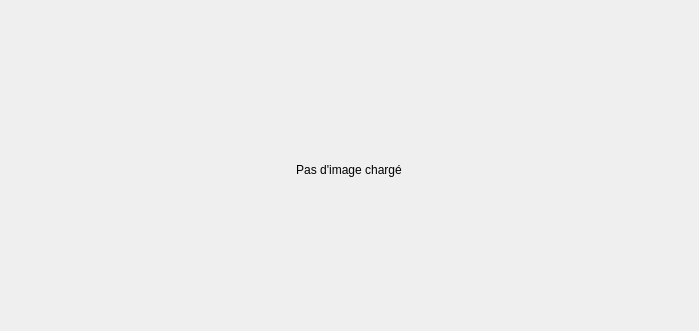
Old version of the form APPLICATIONQT/form.ui in the repository BUT-Informatique-Calais/star-reduction-groupe-15; both pictures show x 106 to 805 and y 0 to 331 of the 910 by 590 pixel window.
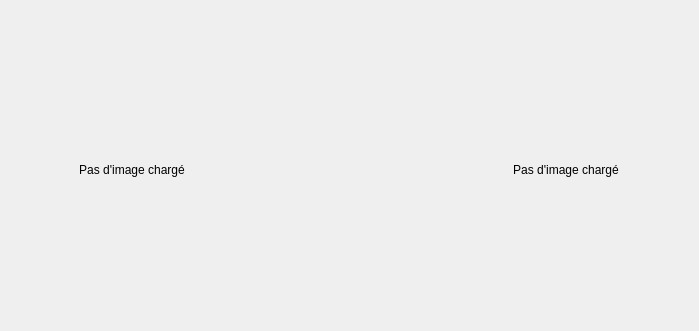
New version of the form.

Commit message: ajout vision avant/après de l'image

The edit to the form file:
```diff
--- a/APPLICATIONQT/form.ui
+++ b/APPLICATIONQT/form.ui
@@ -30,6 +30,18 @@
     <item row="0" column="0">
      <layout class="QVBoxLayout" name="verticalLayout_2">
       <item>
+       <layout class="QHBoxLayout" name="horizontalLayout_7">
+        <item>
+         <widget class="QLabel" name="lbl_display_before">
+          <property name="text">
+           <string>Pas d'image chargé</string>
+          </property>
+          <property name="alignment">
+           <set>Qt::AlignmentFlag::AlignCenter</set>
+          </property>
+         </widget>
+        </item>
+        <item>
        <widget class="QLabel" name="lbl_display">
         <property name="sizePolicy">
          <sizepolicy hsizetype="Preferred" vsizetype="Expanding">
@@ -44,6 +56,8 @@
          <set>Qt::AlignmentFlag::AlignCenter</set>
         </property>
        </widget>
+        </item>
+       </layout>
       </item>
       <item>
        <spacer name="verticalSpacer">
```
Lines whose indentation alone changed are shown as unchanged. The commit also changes 6 other files.
